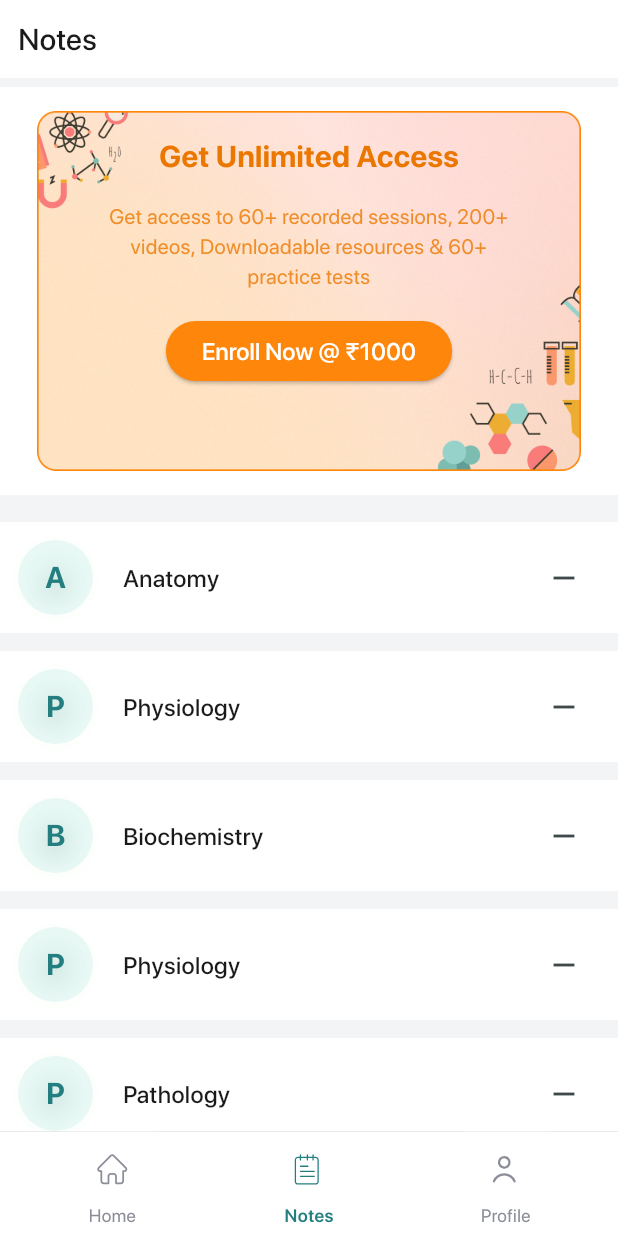
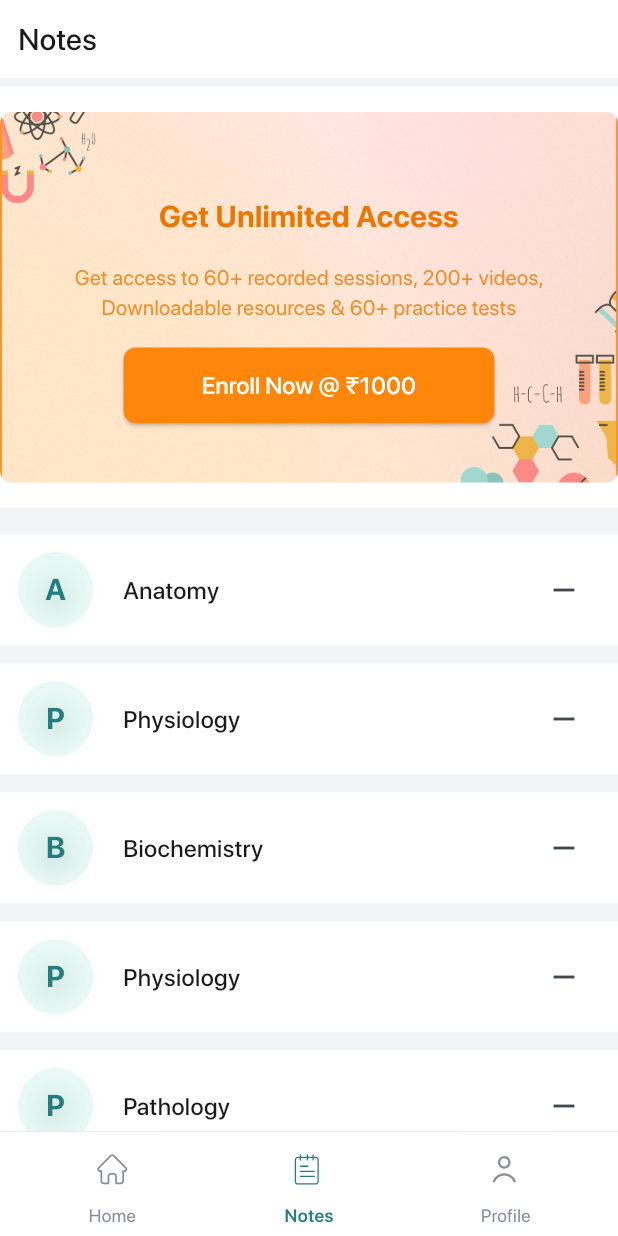
Before and after one commit to mYashavanth/step_mobile, a Flutter app: the NotesScreen screen opened by its route, on a phone screen of 412 x 824 dp. Run offline on Flutter 3.47's test engine with Material 3 defaults, Android fonts, the phone set to English and light mode, and no system bars; our stand-ins replace calendar_date_picker2, chewie, flutter_localization, flutter_otp_text_field, flutter_secure_storage, flutter_svg and 3 more; accounts and stored records are empty; network calls fail; project files that could hold a hidden picture were left out.

```diff
--- a/lib/views/home_page.dart
+++ b/lib/views/home_page.dart
@@ -522,7 +522,7 @@ class _HomePageState extends State<HomePage> {
                 ),
                 const SizedBox(height: 20),
                 const UpcomingTests(),
-                bannerNotes(),
+                bannerNotes(context),
                 const Text(
                   'Resume learning',
                   style: TextStyle(
--- a/lib/views/notes.dart
+++ b/lib/views/notes.dart
@@ -43,7 +43,7 @@ class _NotesScreen extends State<NotesScreen> {
             const SizedBox(
               height: 6,
             ),
-            bannerNotes(),
+            bannerNotes(context),
             const SizedBox(
               height: 12,
             ),
@@ -56,26 +56,43 @@ class _NotesScreen extends State<NotesScreen> {
   }
 }
 
-Widget bannerNotes() {
+Widget bannerNotes(BuildContext context) {
+  // Get screen dimensions
+  final screenWidth = MediaQuery.of(context).size.width;
+  final screenHeight = MediaQuery.of(context).size.height;
+
+  // Calculate responsive values
+  final bannerHeight = screenHeight * 0.3; // 30% of screen height
+  final horizontalPadding = screenWidth * 0.05; // 5% of screen width
+  final verticalSpacing = screenHeight * 0.02; // 2% of screen height
+  final borderRadius = 8.0; // Border radius value
+
   return Container(
     color: Colors.white,
-    padding: const EdgeInsets.symmetric(
-      vertical: 16,
+    padding: EdgeInsets.symmetric(vertical: verticalSpacing),
+    child: ClipRRect(
+      borderRadius: BorderRadius.circular(borderRadius),
+      child: Container(
+        height: bannerHeight,
+        width: double.maxFinite,
+        decoration: BoxDecoration(
+          image: const DecorationImage(
+            image: AssetImage("assets/image/subscribe-to-premium-package.jpg"),
+            fit: BoxFit.cover,
+            alignment: Alignment.center,
+          ),
         ),
         child: Container(
-      height: 240,
-      width: double.maxFinite,
-      decoration: const ShapeDecoration(
-        image: DecorationImage(
-          image: AssetImage("assets/image/subscribe-to-premium-package.jpg"),
+          decoration: BoxDecoration(
+            color: Colors.white.withOpacity(0.1),
+            borderRadius: BorderRadius.circular(borderRadius),
           ),
-        shape: RoundedRectangleBorder(),
-      ),
+          child: Padding(
+            padding: EdgeInsets.symmetric(horizontal: horizontalPadding),
             child: Column(
+              mainAxisAlignment: MainAxisAlignment.center,
               children: [
-          const SizedBox(
-            height: 16,
-          ),
+                SizedBox(height: verticalSpacing),
                 const Text(
                   'Get Unlimited Access',
                   style: TextStyle(
@@ -85,10 +102,12 @@ Widget bannerNotes() {
                     fontWeight: FontWeight.w700,
                     height: 1.40,
                   ),
+                  textAlign: TextAlign.center,
                 ),
-          const Padding(
-            padding: EdgeInsets.symmetric(vertical: 16, horizontal: 64),
-            child: Text(
+                SizedBox(height: verticalSpacing),
+                Padding(
+                  padding: EdgeInsets.symmetric(horizontal: horizontalPadding),
+                  child: const Text(
                     'Get access to 60+ recorded sessions, 200+ videos, Downloadable resources & 60+ practice tests',
                     textAlign: TextAlign.center,
                     style: TextStyle(
@@ -100,14 +119,21 @@ Widget bannerNotes() {
                     ),
                   ),
                 ),
-          ElevatedButton(
+                SizedBox(height: verticalSpacing),
+                SizedBox(
+                  width: screenWidth * 0.6,
+                  child: ElevatedButton(
                     onPressed: () {
-              // Handle login with mobile number
-              // Navigator.pushNamed(context, "/otp_verify");
+                      // Handle button press
                     },
                     style: ElevatedButton.styleFrom(
-              // minimumSize: const Size(double.infinity, 50),
                       backgroundColor: const Color(0xFFFE860A),
+                      padding: EdgeInsets.symmetric(
+                        vertical: verticalSpacing * 0.8,
+                      ),
+                      shape: RoundedRectangleBorder(
+                        borderRadius: BorderRadius.circular(borderRadius),
+                      ),
                     ),
                     child: const Text(
                       'Enroll Now @ ₹1000',
@@ -120,7 +146,11 @@ Widget bannerNotes() {
                       ),
                     ),
                   ),
+                ),
               ],
+            ),
+          ),
+        ),
       ),
     ),
   );
--- a/lib/views/profile.dart
+++ b/lib/views/profile.dart
@@ -448,7 +448,7 @@ Widget profileBannerNotes() {
             height: 16,
           ),
           const Text(
-            'Get Unlimited Access',
+            'Get Unlimited Accesss',
             style: TextStyle(
               color: Color(0xFFEB7700),
               fontSize: 20,
--- a/lib/views/profile_detail.dart
+++ b/lib/views/profile_detail.dart
@@ -27,7 +27,9 @@ class _ProfileDetailsState extends State<ProfileDetails> {
         backgroundColor: Colors.white,
         surfaceTintColor: Colors.white,
         leading: IconButton(
-          onPressed: () {},
+          onPressed: () {
+            Navigator.of(context).pop();
+          },
           icon: const Icon(
             Icons.arrow_back_ios_new,
             color: Colors.black,
```
Lines whose indentation alone changed are shown as unchanged.
